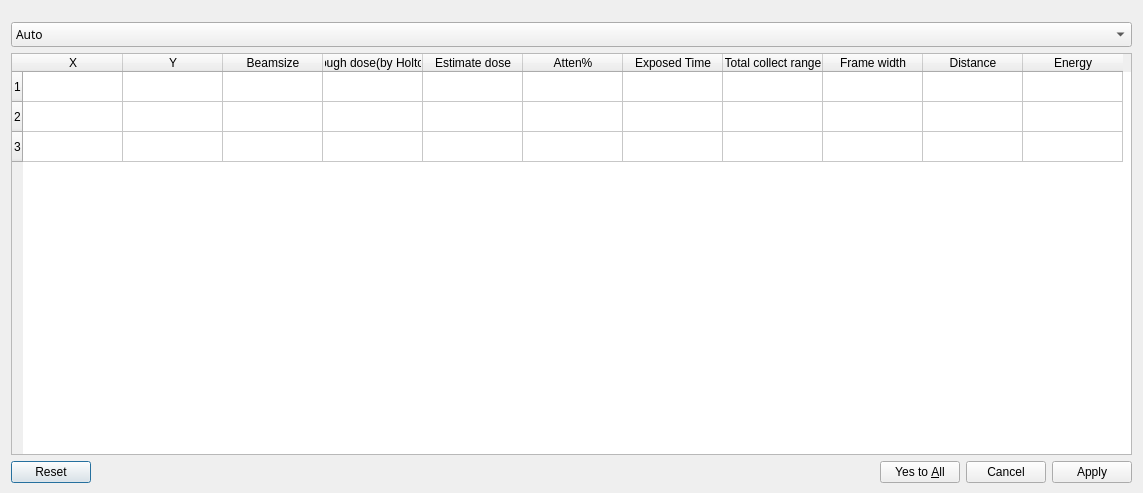
Qt form UI/CollectPar.ui (light911/TPS07A-Meshbest) before a commit.
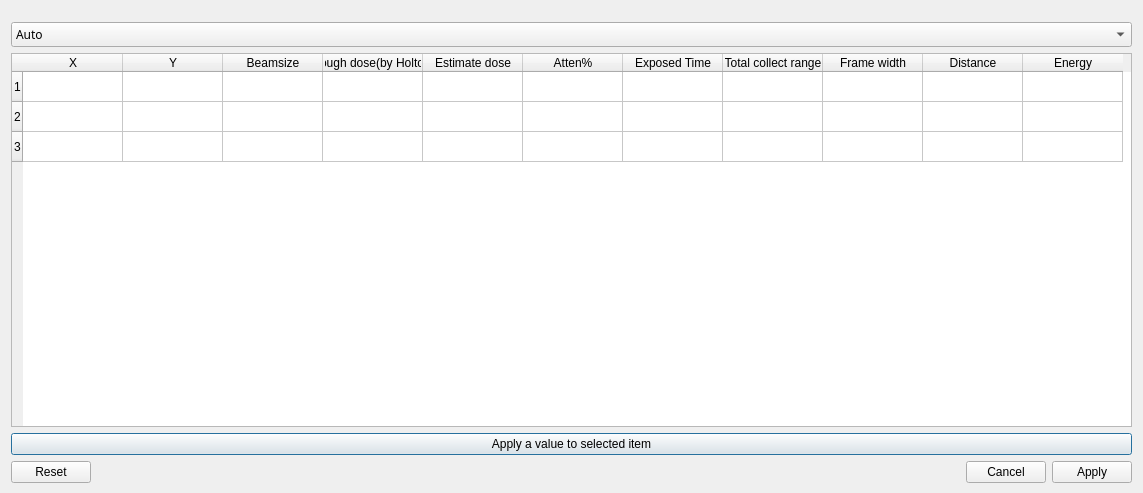
The same form after that commit.

What changed in the file:
```diff
--- a/UI/CollectPar.ui
+++ b/UI/CollectPar.ui
@@ -169,10 +169,17 @@
       </column>
      </widget>
     </item>
+    <item>
+     <widget class="QPushButton" name="ApplytoAll">
+      <property name="text">
+       <string>Apply a value to selected item</string>
+      </property>
+     </widget>
+    </item>
     <item>
      <widget class="QDialogButtonBox" name="buttonBox">
       <property name="standardButtons">
-       <set>QDialogButtonBox::Apply|QDialogButtonBox::Cancel|QDialogButtonBox::Reset|QDialogButtonBox::YesToAll</set>
+       <set>QDialogButtonBox::Apply|QDialogButtonBox::Cancel|QDialogButtonBox::Reset</set>
       </property>
       <property name="centerButtons">
        <bool>false</bool>
```
